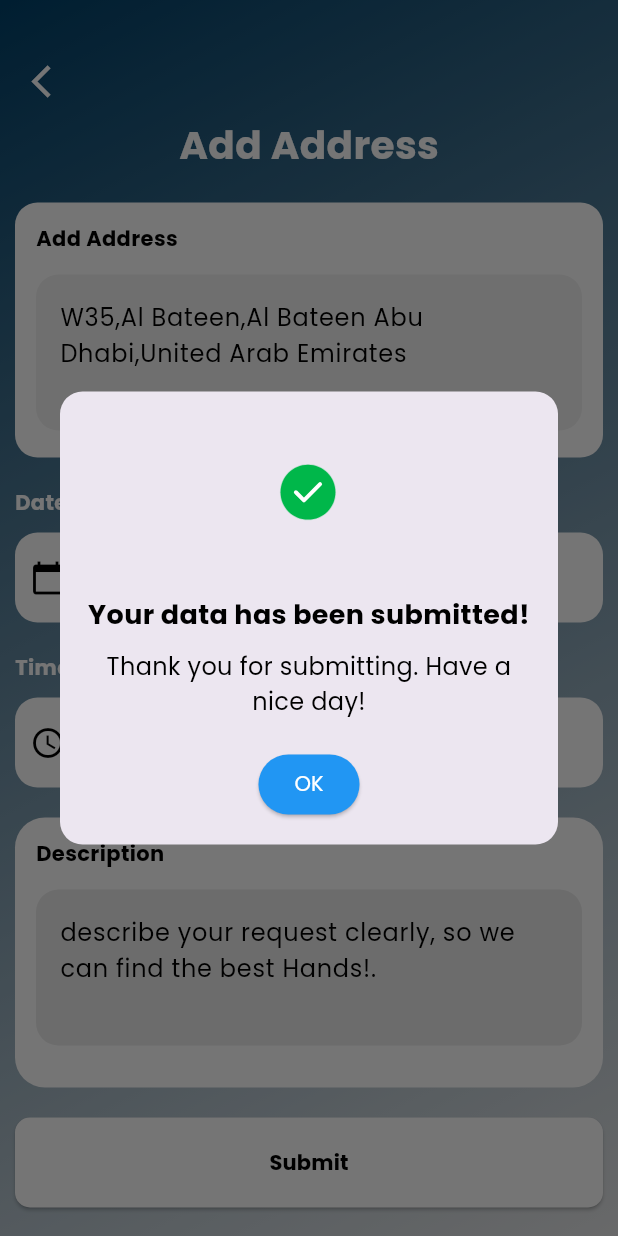
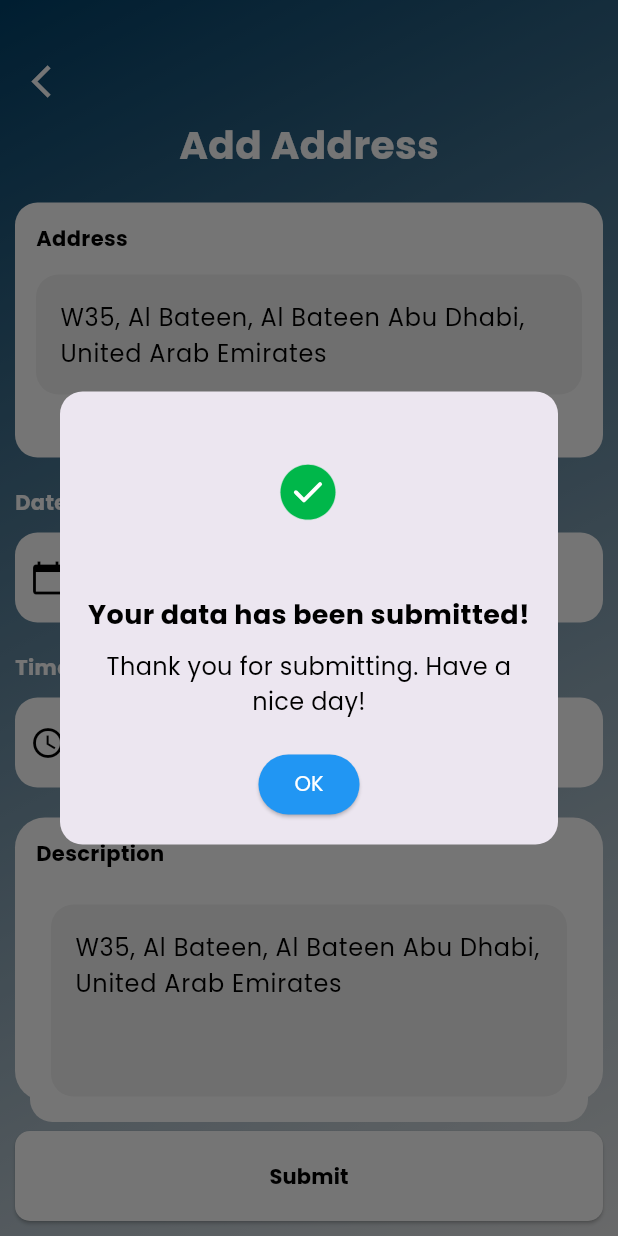
Before and after one commit to Diludhz/bookingserviceaoo, a Flutter app: the AddAddressPage screen opened directly, after a tap on "Submit", on a phone screen of 412 x 824 dp. Run offline on Flutter 3.47's test engine with Material 3 defaults, Android fonts, the phone set to English and light mode, and no system bars; our stand-ins replace font_awesome_flutter, image_picker, lottie, shared_preferences; missing offline and left inert: card_slider; accounts and stored records are empty.

Commit message:
first commit

```diff
--- a/lib/view/Widgets/Address_screen.dart
+++ b/lib/view/Widgets/Address_screen.dart
@@ -1,6 +1,6 @@
 import 'package:flutter/material.dart';
-import 'package:shared_preferences/shared_preferences.dart'; // Import SharedPreferences
-import 'package:lottie/lottie.dart'; // Import Lottie package
+import 'package:shared_preferences/shared_preferences.dart';
+import 'package:lottie/lottie.dart';
 import 'package:assigment_of_lrb/utils/Container_Style.dart';
 import 'package:assigment_of_lrb/view/Home_screen.dart';
 
@@ -143,30 +143,15 @@ class _AddAddressPageState extends State<AddAddressPage> {
     );
   }
 
-  void _handleSubmit() async {
-    await _saveData(); // Save data to SharedPreferences
-
-    // Clear the text fields
-    _addressController.clear();
-    _dateController.clear();
-    _timeController.clear();
-    _descriptionController.clear();
-
-    // Show the submission dialog
-    Future.delayed(const Duration(seconds: 1), () {
-      _showSubmissionDialog();
-    });
-  }
-
   @override
   Widget build(BuildContext context) {
-    final screenheight = MediaQuery.of(context).size.height;
+    final screenHeight = MediaQuery.of(context).size.height;
     return Scaffold(
+      resizeToAvoidBottomInset: false,
       body: Stack(
         children: [
-          SingleChildScrollView(
-            child: Container(
-              height: screenheight,
+          Container(
+            height: screenHeight,
             decoration: Styles.gradientDecoration,
             child: Column(
               crossAxisAlignment: CrossAxisAlignment.start,
@@ -210,7 +195,7 @@ class _AddAddressPageState extends State<AddAddressPage> {
                       const Padding(
                         padding: EdgeInsets.all(14.0),
                         child: Text(
-                            "Add Address",
+                          "Address",
                           style: TextStyle(
                               fontFamily: 'Poppins',
                               color: Colors.black,
@@ -220,11 +205,11 @@ class _AddAddressPageState extends State<AddAddressPage> {
                       Padding(
                         padding: const EdgeInsets.symmetric(horizontal: 14.0),
                         child: TextField(
-                            controller: _descriptionController,
-                            maxLines: 3,
+                          controller: _addressController,
                           decoration: InputDecoration(
+                            hintMaxLines: 6,
                             hintText:
-                                  'W35,Al Bateen,Al Bateen Abu Dhabi,United Arab Emirates',
+                                'W35, Al Bateen, Al Bateen Abu Dhabi, United Arab Emirates',
                             hintStyle: const TextStyle(
                                 color: Colors.black,
                                 fontFamily: 'Poppins',
@@ -338,7 +323,8 @@ class _AddAddressPageState extends State<AddAddressPage> {
                     ],
                   ),
                 ),
-                  Container(
+                Expanded(
+                  child: Container(
                       height: 180,
                       width: double.infinity,
                       margin: const EdgeInsets.all(10),
@@ -358,30 +344,45 @@ class _AddAddressPageState extends State<AddAddressPage> {
                                     fontWeight: FontWeight.w700),
                               ),
                             ),
+                            Container(
+                                height: 145,
+                                width: double.infinity,
+                                margin: const EdgeInsets.all(10),
+                                decoration: BoxDecoration(
+                                    color: Colors.white,
+                                    borderRadius: BorderRadius.circular(15)),
+                                child: Column(
+                                  crossAxisAlignment: CrossAxisAlignment.start,
+                                  children: [
                                     Padding(
-                          padding: const EdgeInsets.symmetric(horizontal: 14.0),
+                                      padding: const EdgeInsets.symmetric(
+                                          horizontal: 14.0),
                                       child: TextField(
-                            controller: _descriptionController,
-                            maxLines: 3,
+                                        maxLines: 4,
+                                        controller: _addressController,
                                         decoration: InputDecoration(
                                           hintText:
-                                  'describe your request clearly, so we can find the best Hands!.',
+                                              'W35, Al Bateen, Al Bateen Abu Dhabi, United Arab Emirates',
                                           hintStyle: const TextStyle(
                                               color: Colors.black,
                                               fontFamily: 'Poppins',
                                               fontWeight: FontWeight.w400),
                                           filled: true,
-                              fillColor: Colors.grey.withOpacity(0.2),
+                                          fillColor:
+                                              Colors.black.withOpacity(0.05),
                                           border: OutlineInputBorder(
-                                borderRadius: BorderRadius.circular(15),
+                                            borderRadius:
+                                                BorderRadius.circular(15),
                                             borderSide: BorderSide.none,
                                           ),
                                         ),
-                            style: const TextStyle(color: Colors.black),
+                                        style: const TextStyle(
+                                            color: Colors.black),
                                       ),
                                     ),
                                   ],
-                    ),
+                                ))
+                          ])),
                 ),
                 Container(
                   margin: const EdgeInsets.all(10),
@@ -394,7 +395,7 @@ class _AddAddressPageState extends State<AddAddressPage> {
                         borderRadius: BorderRadius.circular(10),
                       ),
                     ),
-                      onPressed: _handleSubmit,
+                    onPressed: _showSubmissionDialog,
                     child: const Text(
                       'Submit',
                       style: TextStyle(
@@ -407,7 +408,6 @@ class _AddAddressPageState extends State<AddAddressPage> {
               ],
             ),
           ),
-          ),
         ],
       ),
     );
```
Lines whose indentation alone changed are shown as unchanged.
